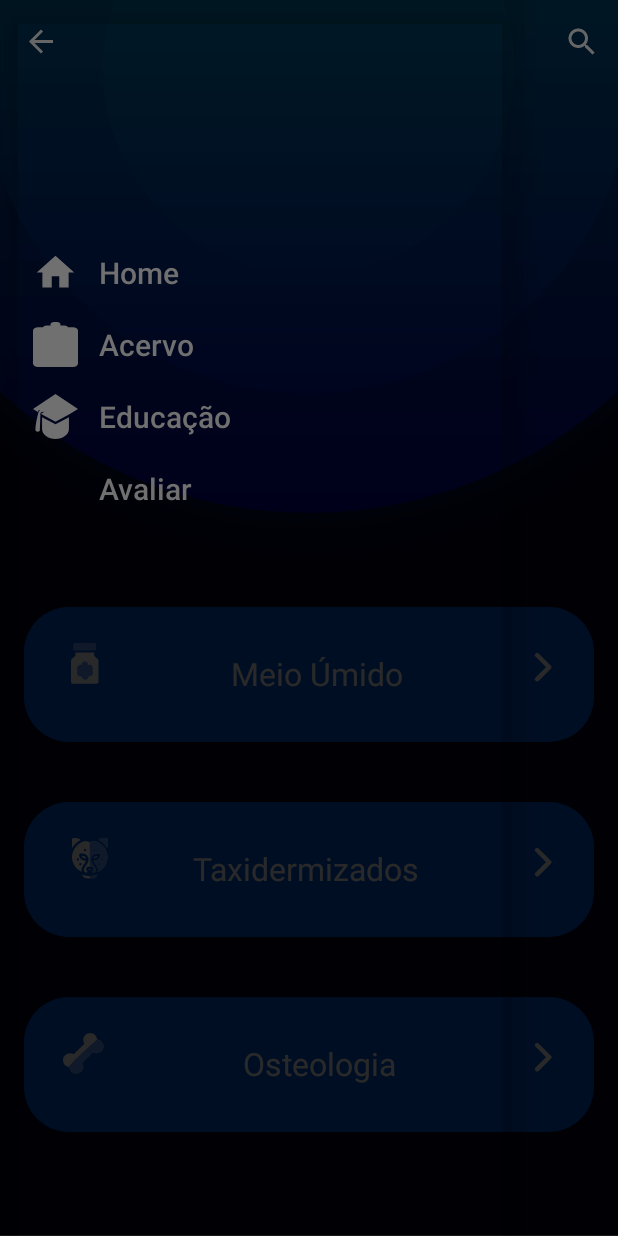
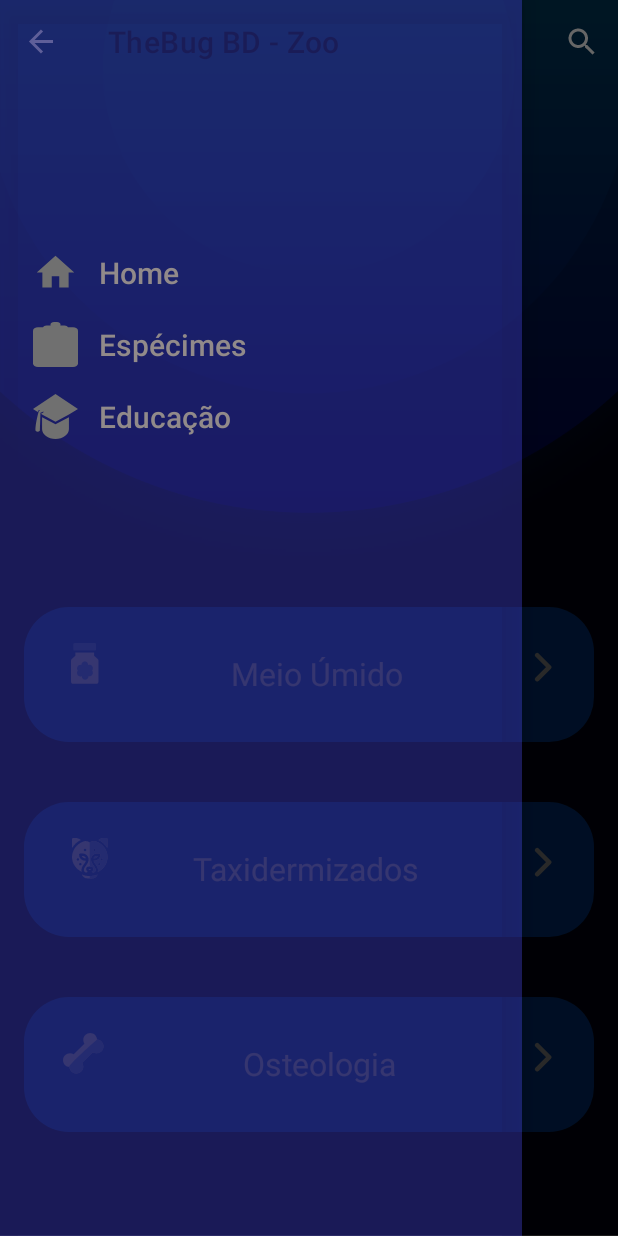
Before and after one commit to GuimaraesSl/TheBug_Zoo, an Android app: the screen it shows after launch (HomeView), with the side drawer open, on a phone screen of 412 x 824 dp. Run offline under Robolectric (Android 15) with nearby library versions, the phone set to English and light mode, and no system bars; libraries missing offline, so code that uses them is left out: com.readystatesoftware.sqliteasset; 1 statement that could not run was skipped.

Commit message:
refac(main): change drawe menu color and add name in app

```diff
--- a/app/src/main/java/com/example/thebug_zoo/pages/HomeView.java
+++ b/app/src/main/java/com/example/thebug_zoo/pages/HomeView.java
@@ -16,8 +16,10 @@ import androidx.core.content.ContextCompat;
 import androidx.drawerlayout.widget.DrawerLayout;
 
 import android.os.Parcelable;
+import android.view.Gravity;
 import android.view.Menu;
 import android.view.MenuItem;
+import android.view.ViewGroup;
 import android.view.animation.Animation;
 import android.view.animation.AnimationUtils;
 import android.widget.ImageButton;
@@ -58,6 +60,33 @@ public class HomeView extends AppCompatActivity {
         setContentView(R.layout.activity_home);
 
         icons();
+        //Importando itens para utilização do DrawerMenu
+        toolbar = findViewById(R.id.toolbar);
+        setSupportActionBar(toolbar);
+
+        //Importando layout do DrawerMenu
+        drawerLayout = findViewById(R.id.drawer_menu);
+        navigationView = findViewById(R.id.navigationView);
+
+        //Setando uso do DrawerMenu
+        drawerToggle = new ActionBarDrawerToggle(this, drawerLayout, toolbar, R.string.open, R.string.close);
+        drawerLayout.addDrawerListener(drawerToggle);
+        drawerToggle.setDrawerIndicatorEnabled(true);
+        drawerToggle.getDrawerArrowDrawable().setColor(ContextCompat.getColor(this, R.color.white));
+        drawerToggle.syncState();
+
+        navigationView.setNavigationItemSelectedListener(item -> {
+            if (item.getItemId() == R.id.menu_educacao){
+                Intent it = new Intent(HomeView.this, EducationView.class);
+                startActivity(it);
+                return true;
+            } else if (item.getItemId() == R.id.menu_acervo) {
+                Intent it2 = new Intent(HomeView.this, CollectionView.class);
+                startActivity(it2);
+                return true;
+            }
+            return true;
+        });
         drawerMenu();
         createConection();
     }
@@ -128,36 +157,7 @@ public class HomeView extends AppCompatActivity {
     }
 
     void drawerMenu(){
-        //Importando itens para utilização do DrawerMenu
-        toolbar = findViewById(R.id.toolbar);
-        setSupportActionBar(toolbar);
 
-        //Importando layout do DrawerMenu
-        drawerLayout = findViewById(R.id.drawer_menu);
-        navigationView = findViewById(R.id.navigationView);
-
-        //Setando uso do DrawerMenu
-        drawerToggle = new ActionBarDrawerToggle(this, drawerLayout, toolbar, R.string.open, R.string.close);
-        drawerLayout.addDrawerListener(drawerToggle);
-        drawerToggle.setDrawerIndicatorEnabled(true);
-        drawerToggle.getDrawerArrowDrawable().setColor(ContextCompat.getColor(this, R.color.white));
-        drawerToggle.syncState();
-
-        navigationView.setNavigationItemSelectedListener(item -> {
-            if (item.getItemId() == R.id.menu_educacao){
-                Intent it = new Intent(HomeView.this, EducationView.class);
-                startActivity(it);
-                return true;
-            } else if (item.getItemId() == R.id.menu_acervo) {
-                Intent it2 = new Intent(HomeView.this, CollectionView.class);
-                startActivity(it2);
-                return true;
-            } else if(item.getItemId() == R.id.menu_avaliar){
-                String url = "https://forms.gle/3UxGzdJ3iy5GvRCt7";
-                startActivity(new Intent(Intent.ACTION_VIEW, Uri.parse(url)));
-            }
-            return true;
-        });
     }
 
     void createConection(){
--- a/app/src/main/res/layout/content_home.xml
+++ b/app/src/main/res/layout/content_home.xml
@@ -183,12 +183,12 @@
         android:layout_width="match_parent"
         android:layout_height="match_parent"
         android:layout_gravity="start"
-        android:background="#000000FF"
+        android:background="#545050FF"
         app:headerLayout="@layout/drawer_header"
         app:itemIconSize="30dp"
         app:itemIconTint="#707070"
         app:itemTextAppearance="@style/DrawerStyle"
-        app:itemTextColor="#707070"
+        app:itemTextColor="#918A8A"
         app:menu="@menu/drawer_menu"/>
 
 
--- a/app/src/main/res/menu/drawer_menu.xml
+++ b/app/src/main/res/menu/drawer_menu.xml
@@ -12,7 +12,4 @@
         android:id="@+id/menu_educacao"
         android:icon="@drawable/ic_icon_educacao"
         android:title="@string/educacao"/>
-    <item
-        android:id="@+id/menu_avaliar"
-        android:title="@string/avaliar"/>
 </menu>
--- a/app/src/main/res/values/strings.xml
+++ b/app/src/main/res/values/strings.xml
@@ -1,10 +1,10 @@
 <resources xmlns:tools="http://schemas.android.com/tools">
     <string name="app_name"> TheBug BD - Zoo </string>
-    <string name="title_activity_main"> </string>
+    <string name="title_activity_main">TheBug BD - Zoo</string>
     <!-- Strings used for fragments for navigation -->
 
-    <string name="open">open</string>
-    <string name="close">close</string>
+    <string name="open">Open</string>
+    <string name="close">Close</string>
     <string name="search">Pesquisar</string>
     <string name="ordens">Ordens</string>
     <string name="title_activity_family_view">FamilyView</string>
@@ -175,7 +175,7 @@
     <string name="filos">Filos</string>
     <string name="prateleira">Prateleira</string>
     <string name="home">Home</string>
-    <string name="acervo">Acervo</string>
+    <string name="acervo">Espécimes</string>
     <string name="educacao">Educação</string>
     <string name="avaliar">Avaliar</string>
     <string name="bancada">Bancada</string>
```
